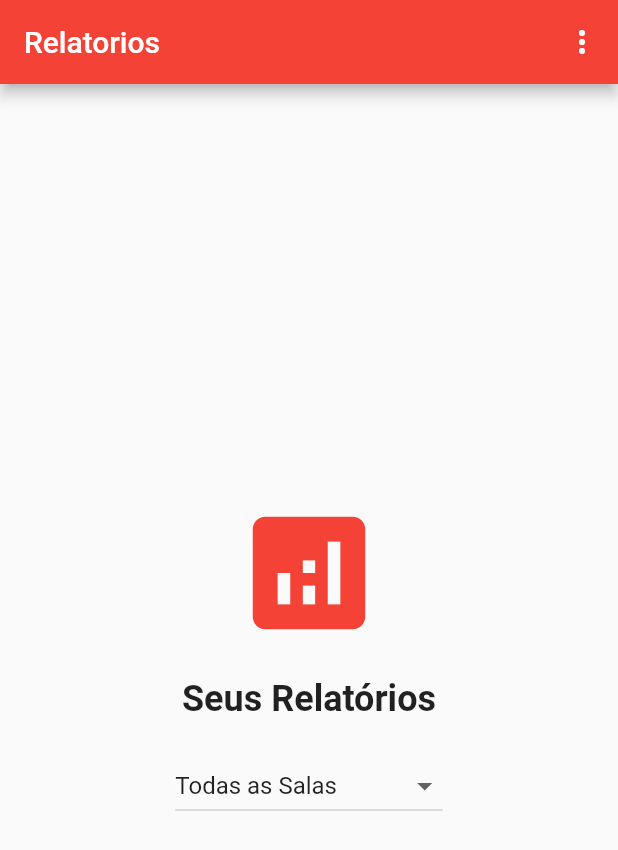
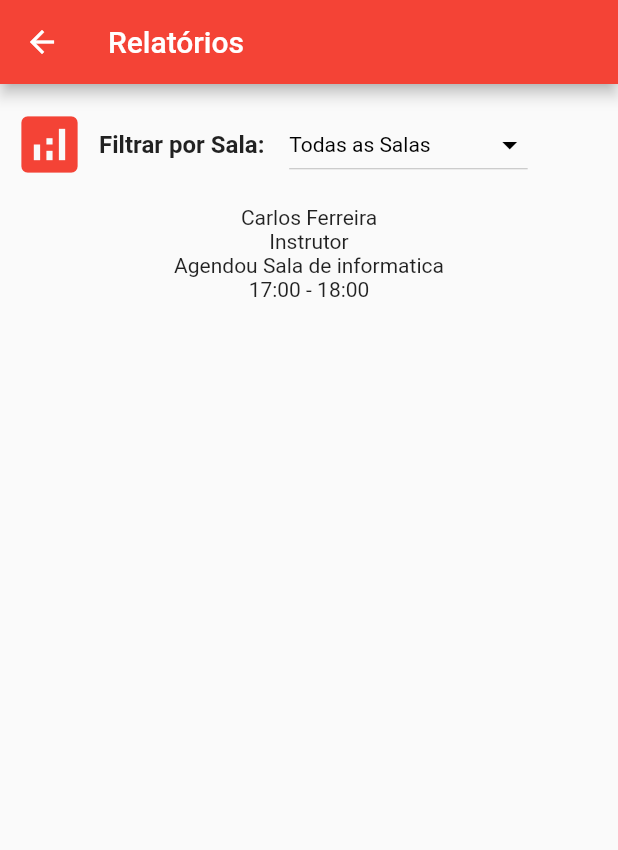
Before and after one commit to kauamoreno/agendamentos, a Flutter app: the RelatoriosPage screen opened by its route, on a phone screen of 412 x 824 dp. Shown: the top 850 px of the screen. Run offline on Flutter 3.47's test engine with Material 2 defaults, Android fonts, the phone set to English and light mode, and no system bars; our stand-ins replace auto_size_text, cloud_firestore, date_picker_timeline, firebase_auth, firebase_core, get and 1 more; accounts and stored records are empty; generated files the repository leaves out were written again.

Commit message:
:lipstick: feat: estilização da pagina de relatorio (#29)

```diff
--- a/lib/views/pages/Relatorios.dart
+++ b/lib/views/pages/Relatorios.dart
@@ -1,5 +1,3 @@
-import 'package:agendamentos/views/components/CustomAppBar.dart';
-import 'package:flutter/material.dart';
 import 'package:flutter/material.dart';
 
 void main() {
@@ -10,9 +8,10 @@ class MyApp extends StatelessWidget {
   @override
   Widget build(BuildContext context) {
     return MaterialApp(
+      debugShowCheckedModeBanner: false,
       title: 'Relatórios',
       theme: ThemeData(
-        primarySwatch: Colors.blue,
+        primarySwatch: Colors.red,
       ),
       home: RelatoriosPage(),
     );
@@ -25,35 +24,48 @@ class RelatoriosPage extends StatefulWidget {
 }
 
 class _RelatoriosPageState extends State<RelatoriosPage> {
-  String selecionarTipoSala = 'Todas as Salas'; // Valor padrão
+  String selectedRoomType = 'Todas as Salas'; // Valor padrão
 
   @override
   Widget build(BuildContext context) {
     return Scaffold(
-      appBar: CustomAppBar(titulo: "Relatorios"),
+      appBar: AppBar(
+        title: Text('Relatórios'),
+      ),
       body: Center(
         child: Column(
-          mainAxisAlignment: MainAxisAlignment.center,
+          crossAxisAlignment: CrossAxisAlignment.start, // Alinhar à esquerda
           children: <Widget>[
-            Icon(
+            Row(
+              children: [
+                Padding(
+                  padding: const EdgeInsets.all(8.0),
+                  child: Icon(
                     Icons.analytics,
-              size: 100.0,
                     color: Colors.red,
+                    size: 50.0,
                   ),
-            SizedBox(height: 20.0),
+                ),
                 Text(
-              'Seus Relatórios',
+                  'Filtrar por Sala:',
                   style: TextStyle(
-                fontSize: 24.0,
+                    fontSize: 16.0,
                     fontWeight: FontWeight.bold,
                   ),
                 ),
-            SizedBox(height: 20.0),
-            DropdownButton<String>(
-              value: selecionarTipoSala,
+                Padding(
+                  padding: const EdgeInsets.all(16.5),
+                  child: DropdownButton<String>(
+                    icon: Icon(Icons.arrow_drop_down_sharp, color: Colors.black,),
+                    borderRadius: BorderRadius.circular(10),
+                    style: TextStyle(
+                      color: Colors.black,
+
+                    ),
+                    value: selectedRoomType,
                     onChanged: (String? newValue) {
                       setState(() {
-                  selecionarTipoSala = newValue!;
+                        selectedRoomType = newValue!;
                       });
                     },
                     items: <String>[
@@ -62,12 +74,32 @@ class _RelatoriosPageState extends State<RelatoriosPage> {
                       'Salas de Informática',
                       'Salas Eletroeletrônica',
                       'Salas de Mecânica',
-              ].map<DropdownMenuItem<String>>((String value) {
+                    ].map<DropdownMenuItem<String>>(
+                        (String value) {
                           return DropdownMenuItem<String>(
                             value: value,
                             child: Text(value),
                           );
-              }).toList(),
+                        }
+                      ).toList(),
+                  ),
+                ),
+              ],
+            ),
+            //FUNÇÕES DE VISUALIZAÇÃO DE RELATORIO NESTA PARTE
+            Container(
+              child: SingleChildScrollView(
+                child: Center(
+                  child: Column(
+                    children: [
+                      Text("Carlos Ferreira"),
+                      Text("Instrutor"),
+                      Text("Agendou Sala de informatica"),
+                      Text("17:00 - 18:00")
+                    ]
+                  ),
+                ),
+              ),
             ),
           ],
         ),
```
Also changed, not shown: pubspec.lock, 1 other file. Lines whose indentation alone changed are shown as unchanged.
